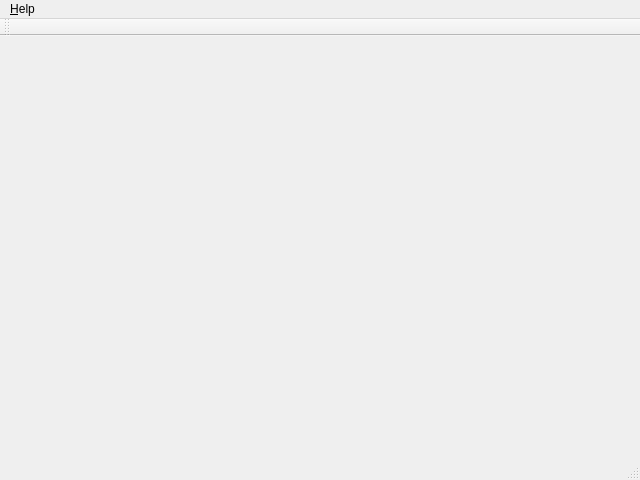
Above: src/qt/window/mainwindow.ui from AnTAVR/Python3_Qt6_template before the change. Below: the same form after it.
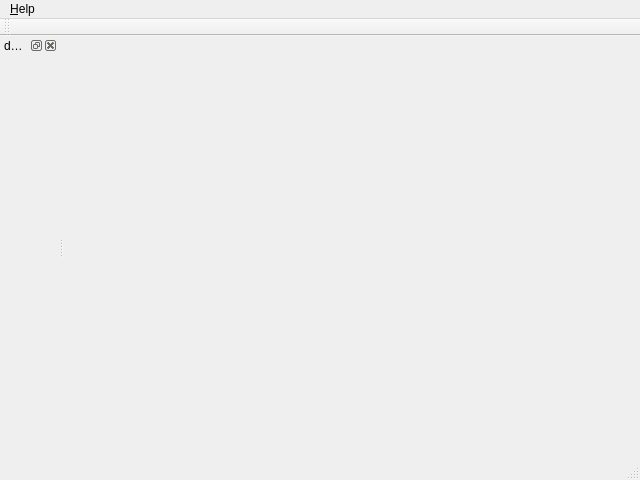
That is the form after the change. Icons and pictures are not drawn.

Commit message: добавил dockWidget

```diff
--- a/src/qt/window/mainwindow.ui
+++ b/src/qt/window/mainwindow.ui
@@ -50,6 +50,15 @@
         <bool>false</bool>
       </attribute>
     </widget>
+  <widget class="QDockWidget" name="dockWidget">
+   <property name="windowTitle">
+    <string>docWidget</string>
+   </property>
+   <attribute name="dockWidgetArea">
+    <number>1</number>
+   </attribute>
+   <widget class="QWidget" name="dockWidgetContents"/>
+  </widget>
     <action name="actionAboutQtX">
       <property name="icon">
         <iconset resource="mainwindow.qrc">
```
Left out of the diff: 9 changed lines with no effect on the pictures. Lines whose indentation alone changed are shown as unchanged.
